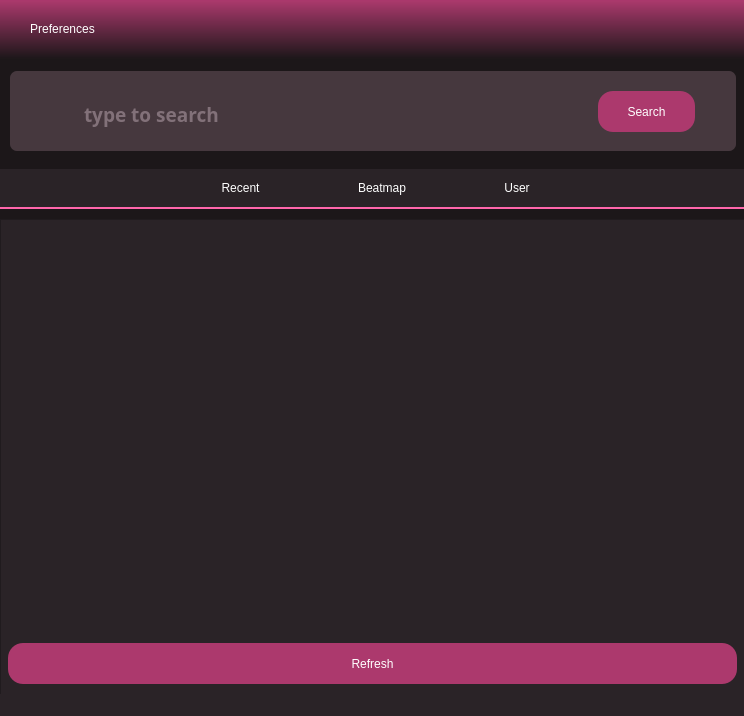
The window that Screens/mainWindow.ui (sortedcord/osu-statqt) describes before a commit, drawn with Qt 5.
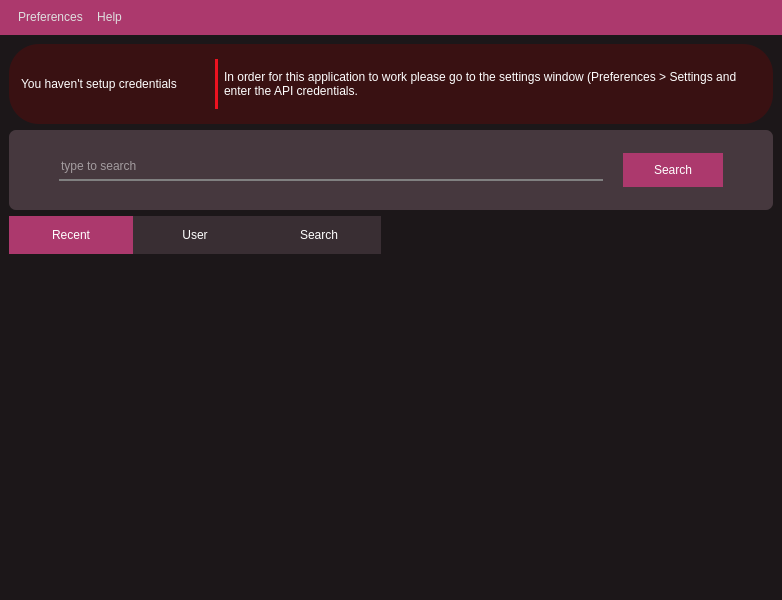
The same window after the commit. Icons and pictures are not drawn.

Commit message: Redoing Main Window

```diff
--- a/Screens/mainWindow.ui
+++ b/Screens/mainWindow.ui
@@ -6,183 +6,150 @@
    <rect>
     <x>0</x>
     <y>0</y>
-    <width>744</width>
-    <height>716</height>
+    <width>782</width>
+    <height>600</height>
    </rect>
   </property>
-  <property name="minimumSize">
-   <size>
-    <width>744</width>
-    <height>716</height>
-   </size>
-  </property>
-  <property name="maximumSize">
-   <size>
-    <width>744</width>
-    <height>716</height>
-   </size>
-  </property>
   <property name="windowTitle">
    <string>MainWindow</string>
   </property>
   <property name="styleSheet">
-   <string notr="true">background-color: rgb(28,23,25);</string>
+   <string notr="true">background-color: #1C1719;
+color:rgb(255,255,255);
+font: 63 9pt &quot;Torus Pro SemiBold&quot;;</string>
   </property>
   <widget class="QWidget" name="centralwidget">
-   <widget class="QFrame" name="frame">
-    <property name="geometry">
-     <rect>
-      <x>10</x>
-      <y>12</y>
-      <width>726</width>
-      <height>80</height>
-     </rect>
-    </property>
-    <property name="sizePolicy">
-     <sizepolicy hsizetype="Preferred" vsizetype="Preferred">
-      <horstretch>0</horstretch>
-      <verstretch>0</verstretch>
-     </sizepolicy>
-    </property>
-    <property name="minimumSize">
-     <size>
-      <width>726</width>
-      <height>0</height>
-     </size>
-    </property>
-    <property name="maximumSize">
-     <size>
-      <width>726</width>
-      <height>80</height>
-     </size>
-    </property>
-    <property name="styleSheet">
-     <string notr="true">background-color: rgb(70,56,62);
-border-radius: 7px;</string>
-    </property>
-    <property name="frameShape">
-     <enum>QFrame::StyledPanel</enum>
-    </property>
-    <property name="frameShadow">
-     <enum>QFrame::Raised</enum>
-    </property>
-    <widget class="QLineEdit" name="lineEdit">
-     <property name="geometry">
-      <rect>
-       <x>72</x>
-       <y>28</y>
-       <width>509</width>
-       <height>31</height>
-      </rect>
-     </property>
-     <property name="font">
-      <font>
-       <family>Torus Pro SemiBold</family>
-       <pointsize>14</pointsize>
-       <weight>75</weight>
-       <bold>true</bold>
-      </font>
-     </property>
-     <property name="styleSheet">
-      <string notr="true">color: rgb(189,170,179);</string>
-     </property>
-     <property name="text">
-      <string/>
-     </property>
-     <property name="placeholderText">
-      <string>type to search</string>
-     </property>
-    </widget>
-    <widget class="QLabel" name="label">
-     <property name="geometry">
-      <rect>
-       <x>44</x>
-       <y>32</y>
-       <width>24</width>
-       <height>24</height>
-      </rect>
-     </property>
-     <property name="text">
-      <string/>
-     </property>
-     <property name="pixmap">
-      <pixmap resource="../Assets/Background.qrc">:/image/search.png</pixmap>
-     </property>
-     <property name="scaledContents">
-      <bool>true</bool>
-     </property>
-    </widget>
-    <widget class="QPushButton" name="pushButton_4">
-     <property name="geometry">
-      <rect>
-       <x>588</x>
-       <y>20</y>
-       <width>97</width>
-       <height>41</height>
-      </rect>
-     </property>
-     <property name="styleSheet">
-      <string notr="true">QPushButton {
-font: 63 11pt &quot;Torus Pro SemiBold&quot;;
-color: white;
-border-radius: 15;
-background-color: rgb(172,57,109);
-}
-
-QPushButton:hover {
-background-color: rgb(255,102,171);
-
+   <layout class="QVBoxLayout" name="verticalLayout">
+    <item>
+     <widget class="QFrame" name="alert_frame">
+      <property name="minimumSize">
+       <size>
+        <width>100</width>
+        <height>80</height>
+       </size>
+      </property>
+      <property name="styleSheet">
+       <string notr="true">QFrame {
+background:rgba(135, 0, 0, 70);
+border-radius: 30px;
 }</string>
-     </property>
-     <property name="text">
-      <string>Search</string>
-     </property>
-    </widget>
-   </widget>
-   <widget class="QFrame" name="frame_2">
-    <property name="geometry">
-     <rect>
-      <x>0</x>
-      <y>160</y>
-      <width>751</width>
-      <height>509</height>
-     </rect>
-    </property>
-    <property name="styleSheet">
-     <string notr="true">background-color: rgb(42,35,39);
-color: rgb(255,255,255)</string>
-    </property>
-    <property name="frameShape">
-     <enum>QFrame::StyledPanel</enum>
-    </property>
-    <property name="frameShadow">
-     <enum>QFrame::Raised</enum>
-    </property>
-    <layout class="QHBoxLayout" name="horizontalLayout_2"/>
-   </widget>
-   <widget class="QFrame" name="frame_3">
-    <property name="geometry">
-     <rect>
-      <x>0</x>
-      <y>110</y>
-      <width>751</width>
-      <height>40</height>
-     </rect>
-    </property>
-    <property name="styleSheet">
-     <string notr="true">QFrame {background-color: rgb(42,35,39);
+      </property>
+      <property name="frameShape">
+       <enum>QFrame::StyledPanel</enum>
+      </property>
+      <property name="frameShadow">
+       <enum>QFrame::Raised</enum>
+      </property>
+      <layout class="QHBoxLayout" name="horizontalLayout_2">
+       <item>
+        <widget class="QLabel" name="label">
+         <property name="maximumSize">
+          <size>
+           <width>200</width>
+           <height>50</height>
+          </size>
+         </property>
+         <property name="styleSheet">
+          <string notr="true">background: none;
+font: 63 10pt &quot;Torus Pro SemiBold&quot;;
 border-style: none;
+border-right-style: solid;
+border-color: rgb(236,18,32);
+border-width: 3px;
+padding-right: 12px;</string>
+         </property>
+         <property name="text">
+          <string>You haven't setup credentials</string>
+         </property>
+        </widget>
+       </item>
+       <item>
+        <widget class="QLabel" name="label_2">
+         <property name="minimumSize">
+          <size>
+           <width>0</width>
+           <height>0</height>
+          </size>
+         </property>
+         <property name="styleSheet">
+          <string notr="true">background:none;</string>
+         </property>
+         <property name="text">
+          <string>In order for this application to work please go to the settings window (Preferences &gt; Settings and enter the API credentials.</string>
+         </property>
+         <property name="wordWrap">
+          <bool>true</bool>
+         </property>
+        </widget>
+       </item>
+      </layout>
+     </widget>
+    </item>
+    <item>
+     <widget class="QFrame" name="search_box">
+      <property name="minimumSize">
+       <size>
+        <width>0</width>
+        <height>80</height>
+       </size>
+      </property>
+      <property name="maximumSize">
+       <size>
+        <width>16777215</width>
+        <height>90</height>
+       </size>
+      </property>
+      <property name="styleSheet">
+       <string notr="true">QFrame{
+background-color: #46383E;
+border-radius: 7px;
+
+}
+QLineEdit {
+background-color: #46383E;
+}</string>
+      </property>
+      <property name="frameShape">
+       <enum>QFrame::StyledPanel</enum>
+      </property>
+      <property name="frameShadow">
+       <enum>QFrame::Raised</enum>
+      </property>
+      <layout class="QHBoxLayout" name="horizontalLayout">
+       <property name="spacing">
+        <number>20</number>
+       </property>
+       <property name="leftMargin">
+        <number>50</number>
+       </property>
+       <property name="rightMargin">
+        <number>50</number>
+       </property>
+       <item>
+        <widget class="QLineEdit" name="search_field">
+         <property name="styleSheet">
+          <string notr="true">border-style:none;
 border-bottom-style: solid;
+border-color: gray;
 border-width: 2px;
-border-bottom-color: rgb(255,102,171);
-border-top-style: none;
-color: #fff;}
-
-QPushButton {
-border: none;
-color: white;
-background-color: rgb(42,35,39);
-	font: 63 12pt &quot;Torus Pro SemiBold&quot;;
+font: 63 14pt &quot;Torus Pro SemiBold&quot;;
+padding-bottom: 5px</string>
+         </property>
+         <property name="placeholderText">
+          <string>type to search</string>
+         </property>
+        </widget>
+       </item>
+       <item>
+        <widget class="QPushButton" name="searchButton">
+         <property name="styleSheet">
+          <string notr="true">QPushButton {
+background-color: #AC396D;
+border:none;
+border-radius: 20px;
+font: 63 12pt &quot;Torus Pro SemiBold&quot;;
+padding: 10px;
+min-width:80px
 }
 
 QPushButton:hover {
@@ -196,128 +163,113 @@
 margin-top: 7px;
 	font: 63 12pt &quot;Torus Pro SemiBold&quot;;
 }</string>
-    </property>
-    <property name="frameShape">
-     <enum>QFrame::StyledPanel</enum>
-    </property>
-    <property name="frameShadow">
-     <enum>QFrame::Raised</enum>
-    </property>
-    <layout class="QHBoxLayout" name="horizontalLayout">
-     <property name="leftMargin">
-      <number>129</number>
-     </property>
-     <property name="topMargin">
-      <number>0</number>
-     </property>
-     <property name="rightMargin">
-      <number>129</number>
-     </property>
-     <property name="bottomMargin">
-      <number>0</number>
-     </property>
-     <item>
-      <widget class="QPushButton" name="pushButton_3">
-       <property name="sizePolicy">
-        <sizepolicy hsizetype="Fixed" vsizetype="Preferred">
-         <horstretch>0</horstretch>
-         <verstretch>0</verstretch>
-        </sizepolicy>
-       </property>
-       <property name="styleSheet">
-        <string notr="true"/>
-       </property>
-       <property name="text">
+         </property>
+         <property name="text">
+          <string>Search</string>
+         </property>
+        </widget>
+       </item>
+      </layout>
+     </widget>
+    </item>
+    <item>
+     <widget class="QTabWidget" name="tabWidget">
+      <property name="styleSheet">
+       <string notr="true">QTabWidget:pane {
+border:none;
+}
+
+QTabBar::tab {
+background: #392E33;
+padding:12px;
+min-width: 100px;
+}
+
+QTabBar::tab::selected {
+background: rgb(172, 57, 109);
+
+}</string>
+      </property>
+      <property name="currentIndex">
+       <number>0</number>
+      </property>
+      <widget class="QWidget" name="recent_tab">
+       <attribute name="title">
         <string>Recent</string>
-       </property>
+       </attribute>
       </widget>
-     </item>
-     <item>
-      <widget class="QPushButton" name="pushButton">
-       <property name="sizePolicy">
-        <sizepolicy hsizetype="Fixed" vsizetype="Preferred">
-         <horstretch>0</horstretch>
-         <verstretch>0</verstretch>
-        </sizepolicy>
-       </property>
-       <property name="text">
-        <string>Beatmap</string>
-       </property>
-      </widget>
-     </item>
-     <item>
-      <widget class="QPushButton" name="pushButton_2">
-       <property name="sizePolicy">
-        <sizepolicy hsizetype="Fixed" vsizetype="Preferred">
-         <horstretch>0</horstretch>
-         <verstretch>0</verstretch>
-        </sizepolicy>
-       </property>
-       <property name="text">
+      <widget class="QWidget" name="user_tab">
+       <attribute name="title">
         <string>User</string>
-       </property>
+       </attribute>
       </widget>
-     </item>
-    </layout>
-   </widget>
-   <widget class="QPushButton" name="pushButton_5">
-    <property name="geometry">
-     <rect>
-      <x>8</x>
-      <y>584</y>
-      <width>729</width>
-      <height>41</height>
-     </rect>
-    </property>
-    <property name="styleSheet">
-     <string notr="true">QPushButton {
-font: 63 11pt &quot;Torus Pro SemiBold&quot;;
-color: white;
-border-radius: 15;
-background-color: rgb(172,57,109);
-}
-
-QPushButton:hover {
-background-color: rgb(255,102,171);
-
-}</string>
-    </property>
-    <property name="text">
-     <string>Refresh</string>
-    </property>
-   </widget>
+      <widget class="QWidget" name="search_tab">
+       <attribute name="title">
+        <string>Search</string>
+       </attribute>
+      </widget>
+     </widget>
+    </item>
+   </layout>
   </widget>
   <widget class="QMenuBar" name="menubar">
    <property name="geometry">
     <rect>
      <x>0</x>
      <y>0</y>
-     <width>744</width>
-     <height>62</height>
+     <width>782</width>
+     <height>38</height>
     </rect>
    </property>
    <property name="styleSheet">
-    <string notr="true">background-color: qlineargradient(spread:pad, x1:0, y1:0, x2:0, y2:1, stop:0 rgba(172, 57, 109, 255), stop:1 rgba(255, 255, 255, 0));
+    <string notr="true">QMenuBar {
 font: 63 10pt &quot;Torus Pro SemiBold&quot;;
-padding: 20px;
-color: rgb(255,255,255);</string>
+padding: 8px;
+background-color: rgb(172, 57, 109);
+}
+QMenuBar::item {
+	color: rgb(223, 223, 223)
+}
+QMenuBar::item:selected {
+    color: rgb(255,255,255);
+	background-color: rgb(172, 57, 109);
+}
+
+QMenu {
+	background-color:rgb(172, 57, 109);
+}
+
+QMenu::item {
+	background-color: transparent;
+}
+
+QMenu::item::selected {
+	background: #2a2327;
+}</string>
    </property>
    <widget class="QMenu" name="menuPreferences">
     <property name="title">
      <string>Preferences</string>
     </property>
-    <addaction name="actionSettings"/>
+   </widget>
+   <widget class="QMenu" name="menuAbout">
+    <property name="title">
+     <string>Help</string>
+    </property>
+    <addaction name="actionGithub"/>
+    <addaction name="separator"/>
+    <addaction name="actionAbout_OsuStatQt"/>
    </widget>
    <addaction name="menuPreferences"/>
+   <addaction name="menuAbout"/>
   </widget>
-  <widget class="QStatusBar" name="statusbar">
-   <property name="styleSheet">
-    <string notr="true">background-color: rgb(42,35,39);
-font: 9pt &quot;Torus Pro&quot;;
-color: rgb(255, 255, 255);</string>
+  <widget class="QStatusBar" name="statusbar"/>
+  <action name="actionGithub">
+   <property name="text">
+    <string>Github</string>
    </property>
-  </widget>
-  <action name="actionSettings">
+  </action>
+  <action name="actionAbout_OsuStatQt">
    <property name="text">
     <string>Settings</string>
    </property>
```
Left out of the diff: 15 changed lines with no effect on the pictures. The commit also changes 14 other files.
